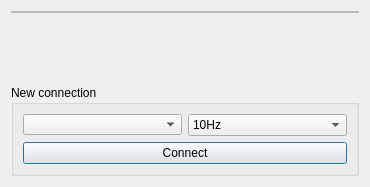
This is src/gui/dialogconfigure.ui in linescaleGUI/linescaleGUI as Qt 5 draws it before an edit. The edited form follows.
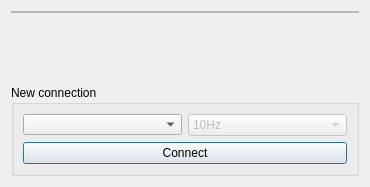
This is the edited form. Icons and pictures are not drawn.

```diff
--- a/src/gui/dialogconfigure.ui
+++ b/src/gui/dialogconfigure.ui
@@ -148,6 +148,9 @@
       </item>
       <item row="1" column="1">
        <widget class="QComboBox" name="boxFreq">
+        <property name="enabled">
+         <bool>false</bool>
+        </property>
         <item>
          <property name="text">
           <string>10Hz</string>
```
